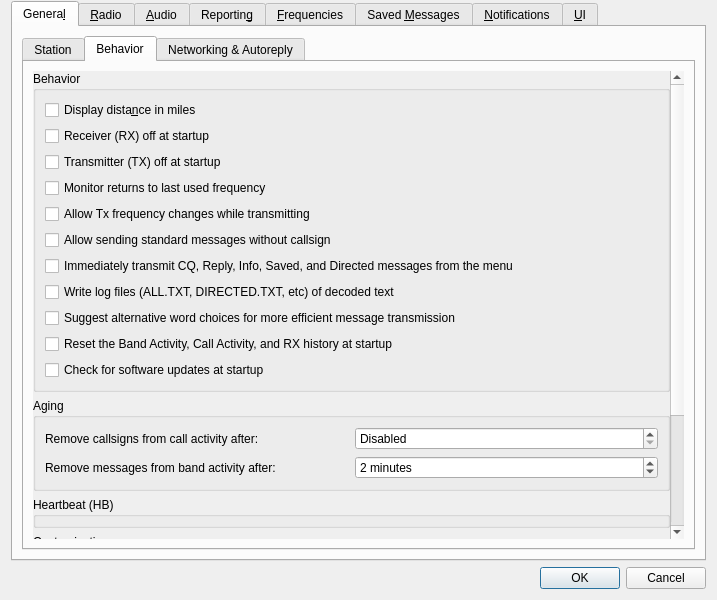
Before: the Qt Designer form JS8_UI/Configuration.ui in Aqueum/JS8Call-improved, drawn with Qt 5.
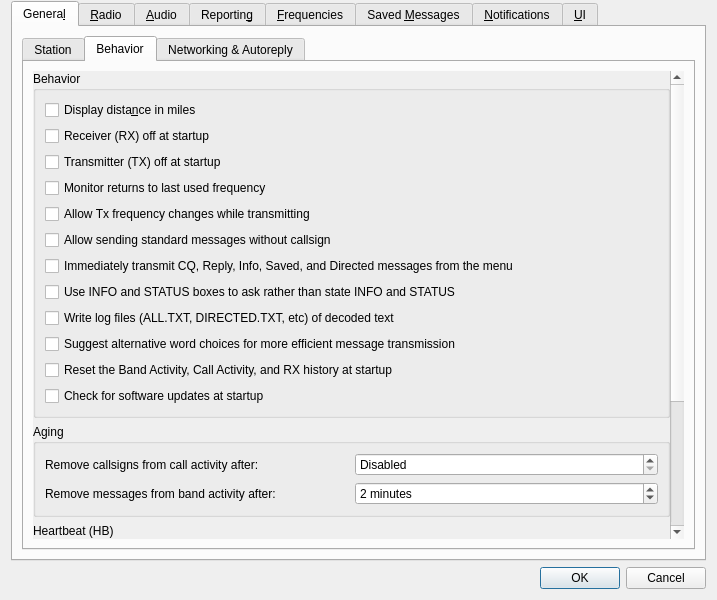
After: the same form once the commit is applied. The open tabs and pages were chosen to show the change. Custom widgets are drawn as their Qt base class.

Diff of the .ui file:
```diff
--- a/JS8_UI/Configuration.ui
+++ b/JS8_UI/Configuration.ui
@@ -411,6 +411,13 @@
                     </property>
                    </widget>
                   </item>
+                  <item>
+                   <widget class="QCheckBox" name="use_info_status_queries_check_box">
+                    <property name="text">
+                     <string>Use INFO and STATUS boxes to ask rather than state INFO and STATUS</string>
+                    </property>
+                   </widget>
+                  </item>
                   <item>
                    <widget class="QCheckBox" name="write_logs_check_box">
                     <property name="text">
```
Left out of the diff: 1 changed line with no effect on the pictures.
